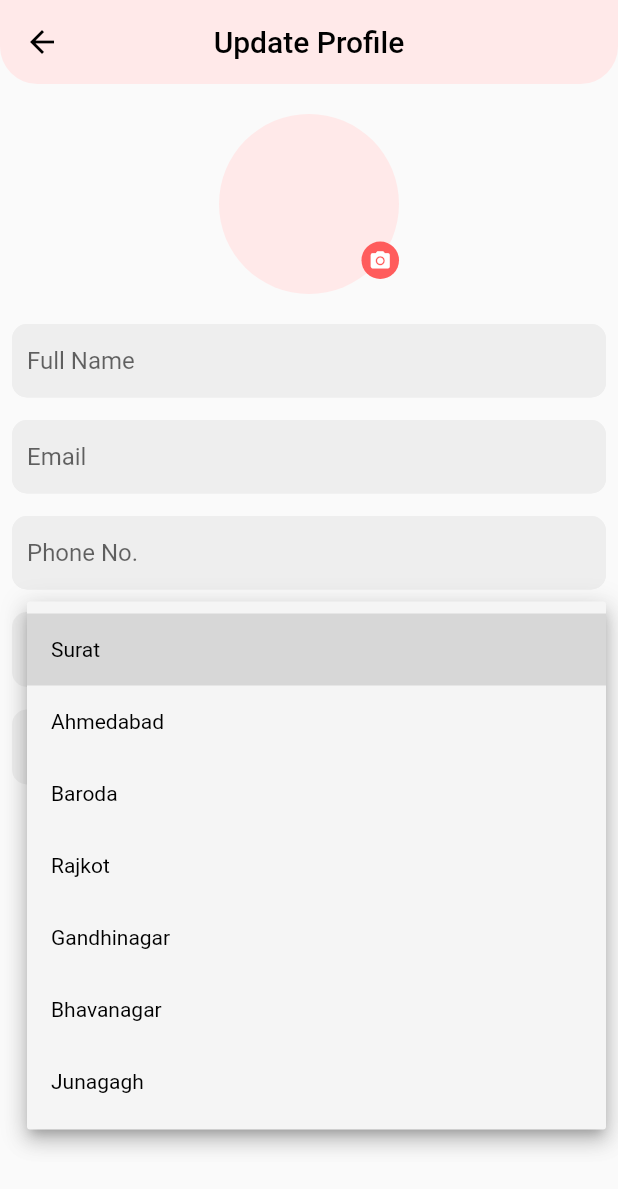
After one commit to rushit5560/Food_Delivery_Project_New, a Flutter app: the EditProfileScreen screen opened directly, after a tap on "Surat", on a phone screen of 412 x 824 dp. The commit adds this screen. Shown: the top 1189 px of the screen. Run offline on Flutter 3.47's test engine with Material 2 defaults, Android fonts, the phone set to English and light mode, and no system bars; our stand-ins replace carousel_slider, flutter_rating_bar, get, google_sign_in, image_picker, share and 2 more.

Commit message:
Add Edit Profile Screen UI

```diff
--- /dev/null
+++ b/food_delivery/lib/controllers/edit_profile_screen_controller/edit_profile_screen_controller.dart
@@ -0,0 +1,6 @@
+import 'package:get/get.dart';
+
+class EditProfileScreenController extends GetxController {
+  RxString cityType = 'Surat'.obs;
+  RxString areaType = 'Varachha'.obs;
+}
--- a/food_delivery/lib/screens/account_screen/account_screen_widgets.dart
+++ b/food_delivery/lib/screens/account_screen/account_screen_widgets.dart
@@ -7,10 +7,10 @@ import 'package:food_delivery/screens/addresses_screen/addresses_screen.dart';
 import 'package:food_delivery/screens/contact_us_screen/contact_us_screen.dart';
 import 'package:food_delivery/screens/index_screen/index_screen.dart';
 import 'package:food_delivery/screens/language_screen/language_screen.dart';
-import 'package:food_delivery/screens/my_profile_screen/my_profile_screen.dart';
-import 'package:food_delivery/screens/my_settings_screen/my_settings_screen.dart';
 import 'package:food_delivery/screens/notification_screen/notification_screen.dart';
 import 'package:food_delivery/screens/order_screen/order_screen.dart';
+import 'package:food_delivery/screens/profile_screen/profile_screen.dart';
+import 'package:food_delivery/screens/settings_screen/settings_screen.dart';
 import 'package:food_delivery/screens/terms_and_condition_screen/terms_and_condition_screen.dart';
 import 'package:food_delivery/screens/wallet_screen/wallet_screen.dart';
 import 'package:food_delivery/screens/wishlist_screen/wishlist_screen.dart';
@@ -81,7 +81,7 @@ class EditProfileButtonModule extends StatelessWidget {
     return Padding(
       padding: const EdgeInsets.symmetric(horizontal: 12),
       child: GestureDetector(
-        onTap: () => Get.to(()=> MyProfileScreen()),
+        onTap: () => Get.to(()=> ProfileScreen()),
         child: Container(
           decoration: BoxDecoration(
             color: AppColors.colorDarkPink,
--- /dev/null
+++ b/food_delivery/lib/screens/edit_profile_screen/edit_profile_screen.dart
@@ -0,0 +1,44 @@
+import 'package:flutter/material.dart';
+import 'package:food_delivery/common/custom_appbar.dart';
+import 'package:food_delivery/controllers/edit_profile_screen_controller/edit_profile_screen_controller.dart';
+import 'package:get/get.dart';
+
+import 'edit_profile_screen_widgets.dart';
+
+class EditProfileScreen extends StatelessWidget {
+  // const EditProfileScreen({Key? key}) : super(key: key);
+  EditProfileScreenController editProfileScreenController = Get.put(EditProfileScreenController());
+  TextEditingController fullNameTextController = TextEditingController();
+  TextEditingController emailTextController = TextEditingController();
+  TextEditingController phoneNoTextController = TextEditingController();
+
+  @override
+  Widget build(BuildContext context) {
+    return Scaffold(
+      appBar: commonAppBarModule(title: 'Update Profile'),
+
+      body: Padding(
+        padding: const EdgeInsets.symmetric(horizontal: 8.0),
+        child: Column(
+          crossAxisAlignment: CrossAxisAlignment.center,
+          children: [
+            const SizedBox(height: 20),
+            ProfilePicModule(),
+            const SizedBox(height: 20),
+            FullNameTextField(fullNameTextController: fullNameTextController),
+            const SizedBox(height: 15),
+            EmailTextField(emailTextController: emailTextController),
+            const SizedBox(height: 15),
+            PhoneNoTextField(phoneNoTextController: phoneNoTextController),
+            const SizedBox(height: 15),
+            CityDropDownModule(),
+            const SizedBox(height: 15),
+            AreaDropDownModule(),
+            const SizedBox(height: 25),
+            UpdateButton(),
+          ],
+        ),
+      ),
+    );
+  }
+}
--- /dev/null
+++ b/food_delivery/lib/screens/edit_profile_screen/edit_profile_screen_widgets.dart
@@ -0,0 +1,351 @@
+import 'dart:io';
+import 'package:flutter/cupertino.dart';
+import 'package:flutter/material.dart';
+import 'package:food_delivery/common/app_colors.dart';
+import 'package:food_delivery/common/field_validation.dart';
+import 'package:food_delivery/controllers/edit_profile_screen_controller/edit_profile_screen_controller.dart';
+import 'package:get/get.dart';
+import 'package:image_picker/image_picker.dart';
+
+class ProfilePicModule extends StatefulWidget {
+  const ProfilePicModule({Key? key}) : super(key: key);
+
+  @override
+  _ProfilePicModuleState createState() => _ProfilePicModuleState();
+}
+
+class _ProfilePicModuleState extends State<ProfilePicModule> {
+  File? file;
+  final ImagePicker imagePicker = ImagePicker();
+
+  @override
+  Widget build(BuildContext context) {
+    return Stack(
+      alignment: Alignment.bottomRight,
+      children: [
+        file != null
+            ? ClipRRect(
+                borderRadius: BorderRadius.circular(80.0),
+                child: Image.file(file!,
+                    height: 120, width: 120, fit: BoxFit.fill),
+              )
+            : ClipRRect(
+                borderRadius: BorderRadius.circular(80.0),
+                child: Container(
+                  color: AppColors.colorLightPink,
+                  height: 120, width: 120,
+                  //child: FlutterLogo(),
+                ),
+              ),
+        GestureDetector(
+          onTap: () {
+            _showPicker(context);
+          },
+          child: Container(
+            height: 25,
+            width: 25,
+            margin: EdgeInsets.only(bottom: 10),
+            decoration: BoxDecoration(
+                borderRadius: BorderRadius.circular(50),
+                color: AppColors.colorDarkPink),
+            child: Icon(
+              Icons.camera_alt,
+              color: Colors.white,
+              size: 15,
+            ),
+          ),
+        ),
+      ],
+    );
+  }
+
+  void _showPicker(context) {
+    showModalBottomSheet(
+        context: context,
+        builder: (BuildContext bc) {
+          return SafeArea(
+            child: Container(
+              child: new Wrap(
+                children: <Widget>[
+                  new ListTile(
+                      leading: new Icon(Icons.photo_library),
+                      title: new Text('Photo Library'),
+                      onTap: () {
+                        gallery();
+                        Navigator.of(context).pop();
+                      }),
+                  new ListTile(
+                    leading: new Icon(Icons.photo_camera),
+                    title: new Text('Camera'),
+                    onTap: () {
+                      camera();
+                      Navigator.of(context).pop();
+                    },
+                  ),
+                ],
+              ),
+            ),
+          );
+        });
+  }
+
+  void gallery() async {
+    final image = await imagePicker.getImage(source: ImageSource.gallery);
+    if (image != null) {
+      setState(() {
+        file = File(image.path);
+      });
+    } else {}
+  }
+
+  void camera() async {
+    final image = await imagePicker.getImage(source: ImageSource.camera);
+    if (image != null) {
+      setState(() {
+        file = File(image.path);
+      });
+    } else {}
+  }
+}
+
+class FullNameTextField extends StatelessWidget {
+  TextEditingController fullNameTextController;
+
+  FullNameTextField({required this.fullNameTextController});
+
+  @override
+  Widget build(BuildContext context) {
+    return TextFormField(
+      controller: fullNameTextController,
+      cursorColor: AppColors.colorDarkPink,
+      validator: (value) => FieldValidator().validateFullName(value!),
+      decoration: inputDecoration('Full Name'),
+    );
+  }
+}
+
+class EmailTextField extends StatelessWidget {
+  TextEditingController emailTextController;
+
+  EmailTextField({required this.emailTextController});
+
+  @override
+  Widget build(BuildContext context) {
+    return TextFormField(
+      controller: emailTextController,
+      cursorColor: AppColors.colorDarkPink,
+      validator: (value) => FieldValidator().validateEmail(value!),
+      decoration: inputDecoration('Email'),
+    );
+  }
+}
+
+class PhoneNoTextField extends StatelessWidget {
+  TextEditingController phoneNoTextController;
+
+  PhoneNoTextField({required this.phoneNoTextController});
+
+  @override
+  Widget build(BuildContext context) {
+    return TextFormField(
+      controller: phoneNoTextController,
+      cursorColor: AppColors.colorDarkPink,
+      validator: (value) => FieldValidator().validateMobile(value!),
+      decoration: inputDecoration('Phone No.'),
+    );
+  }
+}
+
+class CityDropDownModule extends StatelessWidget {
+  EditProfileScreenController editProfileScreenController =
+      Get.find<EditProfileScreenController>();
+
+  @override
+  Widget build(BuildContext context) {
+    return Obx(
+      () => Container(
+        padding: const EdgeInsets.only(left: 10),
+        height: 50,
+        //gives the height of the dropdown button
+        width: MediaQuery.of(context).size.width,
+        //gives the width of the dropdown button
+        decoration: BoxDecoration(
+            borderRadius: BorderRadius.all(Radius.circular(10)),
+            color: Colors.grey.shade200
+            //border: Border.all(color: Colors.grey),
+            ),
+        child: Theme(
+          data: Theme.of(context).copyWith(
+              canvasColor: Colors.grey.shade100,
+              // background color for the dropdown items
+              buttonTheme: ButtonTheme.of(context).copyWith(
+                alignedDropdown:
+                    true, //If false (the default), then the dropdown's menu will be wider than its button.
+              )),
+          child: DropdownButtonHideUnderline(
+            child: DropdownButton<String>(
+              focusColor: Colors.white,
+              value: editProfileScreenController.cityType.value,
+              //elevation: 5,
+              style: TextStyle(color: Colors.white),
+              iconEnabledColor: Colors.black,
+              items: <String>[
+                'Surat',
+                'Ahmedabad',
+                'Baroda',
+                'Rajkot',
+                'Gandhinagar',
+                'Bhavanagar',
+                'Junagagh',
+              ].map<DropdownMenuItem<String>>((String value) {
+                return DropdownMenuItem<String>(
+                  value: value,
+                  child: Text(
+                    value,
+                    style: TextStyle(color: Colors.black),
+                  ),
+                );
+              }).toList(),
+              hint: Text(
+                "Select Address Type",
+                /*style: TextStyle(
+                                //color: Colors.black,
+                                fontSize: 14,
+                                fontWeight: FontWeight.w500),*/
+              ),
+              onChanged: (String? value) {
+                //setState(() {
+                editProfileScreenController.cityType.value = value!;
+                //});
+              },
+            ),
+          ),
+        ),
+      ),
+    );
+  }
+}
+
+class AreaDropDownModule extends StatelessWidget {
+  EditProfileScreenController editProfileScreenController =
+      Get.find<EditProfileScreenController>();
+
+  @override
+  Widget build(BuildContext context) {
+    return Obx(
+      () => Container(
+        padding: const EdgeInsets.only(left: 10),
+        height: 50,
+        //gives the height of the dropdown button
+        width: MediaQuery.of(context).size.width,
+        //gives the width of the dropdown button
+        decoration: BoxDecoration(
+            borderRadius: BorderRadius.all(Radius.circular(10)),
+            color: Colors.grey.shade200
+            //border: Border.all(color: Colors.grey),
+            ),
+        child: Theme(
+          data: Theme.of(context).copyWith(
+              canvasColor: Colors.grey.shade100,
+              // background color for the dropdown items
+              buttonTheme: ButtonTheme.of(context).copyWith(
+                alignedDropdown:
+                    true, //If false (the default), then the dropdown's menu will be wider than its button.
+              )),
+          child: DropdownButtonHideUnderline(
+            child: DropdownButton<String>(
+              focusColor: Colors.white,
+              value: editProfileScreenController.areaType.value,
+              //elevation: 5,
+              style: TextStyle(color: Colors.white),
+              iconEnabledColor: Colors.black,
+              items: <String>[
+                'Varachha',
+                'Mota Varachha',
+                'Nana Varachha',
+                'Udhna',
+                'Vesu',
+                'Adajan',
+                'Pal',
+              ].map<DropdownMenuItem<String>>((String value) {
+                return DropdownMenuItem<String>(
+                  value: value,
+                  child: Text(
+                    value,
+                    style: TextStyle(color: Colors.black),
+                  ),
+                );
+              }).toList(),
+              hint: Text(
+                "Select Address Type",
+                /*style: TextStyle(
+                                //color: Colors.black,
+                                fontSize: 14,
+                                fontWeight: FontWeight.w500),*/
+              ),
+              onChanged: (String? value) {
+                //setState(() {
+                editProfileScreenController.areaType.value = value!;
+                //});
+              },
+            ),
+          ),
+        ),
+      ),
+    );
+  }
+}
+
+class UpdateButton extends StatelessWidget {
+  const UpdateButton({Key? key}) : super(key: key);
+
+  @override
+  Widget build(BuildContext context) {
+    return GestureDetector(
+      onTap: () => Get.back(),
+      child: Container(
+        decoration: BoxDecoration(
+          color: AppColors.colorDarkPink,
+          borderRadius: BorderRadius.circular(8),
+        ),
+        child: Padding(
+          padding: const EdgeInsets.symmetric(horizontal: 14, vertical: 10),
+          child: Text(
+            'Update',
+            textScaleFactor: 1.1,
+            style: TextStyle(
+              color: Colors.white,
+            ),
+          ),
+        ),
+      ),
+    );
+  }
+}
+
+
+InputDecoration inputDecoration(String hintText) {
+  return InputDecoration(
+    isDense: true,
+    contentPadding: EdgeInsets.symmetric(horizontal: 10, vertical: 15),
+    fillColor: Colors.grey.shade200,
+    filled: true,
+    hintText: '$hintText',
+    enabledBorder: OutlineInputBorder(
+      borderRadius: BorderRadius.circular(10),
+      borderSide: BorderSide(color: Colors.grey.shade200),
+    ),
+    focusedBorder: OutlineInputBorder(
+      borderRadius: BorderRadius.circular(10),
+      borderSide: BorderSide(color: Colors.grey.shade200),
+    ),
+    errorBorder: OutlineInputBorder(
+      borderRadius: BorderRadius.circular(10),
+      borderSide: BorderSide(color: Colors.grey.shade200),
+    ),
+    focusedErrorBorder: OutlineInputBorder(
+      borderRadius: BorderRadius.circular(10),
+      borderSide: BorderSide(color: Colors.grey.shade200),
+    ),
+  );
+}
--- a/food_delivery/lib/screens/my_profile_screen/my_profile_screen_widgets.dart
+++ b/food_delivery/lib/screens/profile_screen/profile_screen_widgets.dart
@@ -2,6 +2,8 @@ import 'dart:io';
 
 import 'package:flutter/material.dart';
 import 'package:food_delivery/common/app_colors.dart';
+import 'package:food_delivery/screens/edit_profile_screen/edit_profile_screen.dart';
+import 'package:get/get.dart';
 import 'package:image_picker/image_picker.dart';
 
 class Profile extends StatefulWidget {
@@ -305,7 +307,7 @@ class UpdateProfileButton extends StatelessWidget {
   @override
   Widget build(BuildContext context) {
     return GestureDetector(
-      // onTap: () => Get.to(()=> MyProfileScreen()),
+      onTap: () => Get.to(() => EditProfileScreen()),
       child: Container(
         decoration: BoxDecoration(
           color: AppColors.colorDarkPink,
@@ -314,7 +316,7 @@ class UpdateProfileButton extends StatelessWidget {
         child: Padding(
           padding: const EdgeInsets.symmetric(horizontal: 14, vertical: 10),
           child: Text(
-            'Update',
+            'Update Profile',
             textScaleFactor: 1.1,
             style: TextStyle(
               color: Colors.white,
--- a/food_delivery/lib/screens/my_settings_screen/my_settings_screen.dart
+++ b/food_delivery/lib/screens/settings_screen/settings_screen.dart
@@ -1,8 +1,9 @@
 import 'package:flutter/material.dart';
 import 'package:food_delivery/common/custom_appbar.dart';
 import 'package:food_delivery/controllers/my_settings_screen_controller/my_settings_screen_controller.dart';
-import 'package:food_delivery/screens/my_settings_screen/settings_screen_widgets.dart';
 import 'package:get/get.dart';
+
+import 'settings_screen_widgets.dart';
 
 class SettingsScreen extends StatelessWidget {
   //const SettingsScreen({Key? key}) : super(key: key);
```
Also changed, not shown: food_delivery/lib/common/custom_drawer/custom_drawer_widgets.dart (+3 -18 lines), food_delivery/lib/screens/my_settings_screen/settings_screen_widgets.dart (deleted, +0 -132 lines), food_delivery/lib/screens/profile_screen/profile_screen.dart (renamed from food_delivery/lib/screens/my_profile_screen/my_profile_screen.dart, +4 -3 lines), food_delivery/lib/screens/settings_screen/settings_screen_widgets.dart (added, +158 -0 lines).
